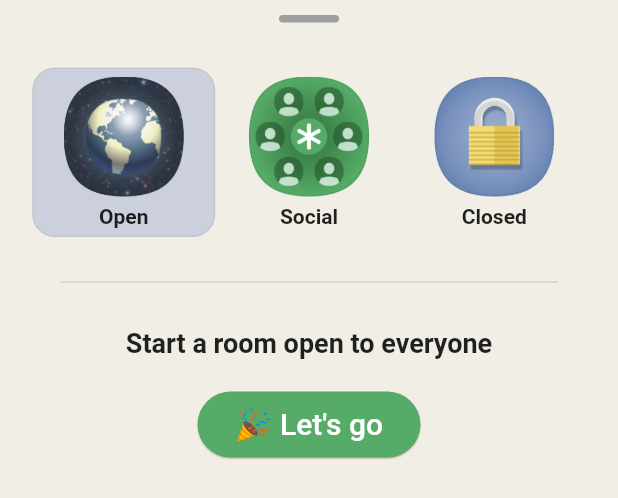
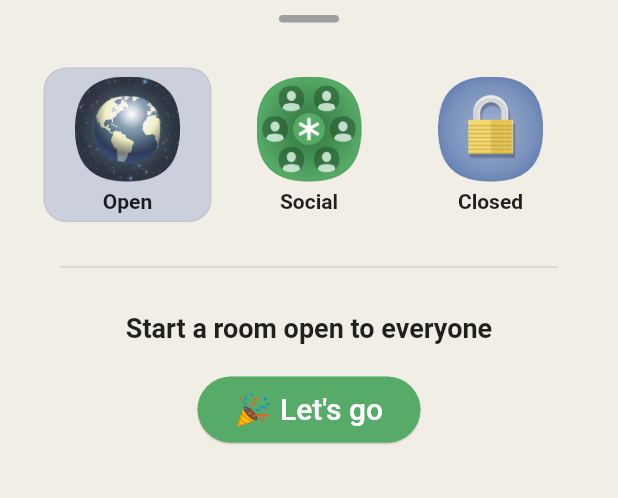
Before and after one commit to perpetio/clubhouse, a Flutter app: the HomeBottomSheet widget shown alone on an empty page, opened directly with empty values, on a phone screen of 412 x 824 dp. Shown: the top 498 px of the screen. Run offline on Flutter 3.47's test engine with Material 2 defaults, Android fonts, the phone set to English and light mode, and no system bars; our stand-ins replace cloud_firestore, country_code_picker, firebase_auth, permission_handler, pull_to_refresh; missing offline and left inert: agora_rtc_engine; accounts and stored records are empty; network calls fail.

```diff
--- a/lib/screens/home/widgets/home_app_bar.dart
+++ b/lib/screens/home/widgets/home_app_bar.dart
@@ -1,5 +1,5 @@
-import 'package:clubhouse/models/user.dart';
-import 'package:clubhouse/widgets/round_image.dart';
+import 'package:clubhouse/models/models.dart';
+import 'package:clubhouse/widgets/rounded_image.dart';
 import 'package:flutter/material.dart';
 
 class HomeAppBar extends StatelessWidget {
@@ -15,7 +15,7 @@ class HomeAppBar extends StatelessWidget {
       alignment: Alignment.topRight,
       child: GestureDetector(
         onTap: onProfileTab,
-        child: RoundImage(
+        child: RoundedImage(
           path: profile.profileImage,
           width: 40,
           height: 40,
--- a/lib/screens/home/widgets/home_bottom_sheet.dart
+++ b/lib/screens/home/widgets/home_bottom_sheet.dart
@@ -1,7 +1,7 @@
 import 'package:clubhouse/core/data.dart';
 import 'package:clubhouse/utils/app_color.dart';
-import 'package:clubhouse/widgets/round_button.dart';
-import 'package:clubhouse/widgets/round_image.dart';
+import 'package:clubhouse/widgets/rounded_button.dart';
+import 'package:clubhouse/widgets/rounded_image.dart';
 import 'package:flutter/material.dart';
 
 class HomeBottomSheet extends StatefulWidget {
@@ -61,15 +61,15 @@ class _HomeBottomSheetState extends State<HomeBottomSheet> {
                       children: [
                         Container(
                           padding: const EdgeInsets.only(bottom: 5),
-                          child: RoundImage(
-                            width: 80,
-                            height: 80,
+                          child: RoundedImage(
+                            width: 70,
+                            height: 70,
                             borderRadius: 20,
-                            path: lobbyBottomSheets[i]['image'],
+                            path: bottomSheetData[i]['image'],
                           ),
                         ),
                         Text(
-                          lobbyBottomSheets[i]['text'],
+                          bottomSheetData[i]['text'],
                           style: TextStyle(
                             fontWeight: FontWeight.bold,
                           ),
@@ -82,14 +82,14 @@ class _HomeBottomSheetState extends State<HomeBottomSheet> {
           ),
           Divider(thickness: 1, height: 60, indent: 20, endIndent: 20),
           Text(
-            lobbyBottomSheets[selectedButtonIndex]['selectedMessage'],
+            bottomSheetData[selectedButtonIndex]['selectedMessage'],
             style: TextStyle(
               fontSize: 18,
               fontWeight: FontWeight.bold,
             ),
           ),
           SizedBox(height: 20),
-          RoundButton(
+          RoundedButton(
             color: AppColor.AccentGreen,
             onPressed: widget.onButtonTap,
             text: '🎉 Let\'s go',
--- a/lib/screens/phone_number/phone_number_screen.dart
+++ b/lib/screens/phone_number/phone_number_screen.dart
@@ -1,7 +1,7 @@
 import 'package:clubhouse/core/router.dart';
 import 'package:clubhouse/services/authenticate.dart';
 import 'package:clubhouse/utils/app_color.dart';
-import 'package:clubhouse/widgets/round_button.dart';
+import 'package:clubhouse/widgets/rounded_button.dart';
 import 'package:country_code_picker/country_code_picker.dart';
 import 'package:firebase_auth/firebase_auth.dart';
 import 'package:flutter/material.dart';
@@ -123,7 +123,7 @@ class _PhoneNumberScreenState extends State<PhoneNumberScreen> {
           style: TextStyle(color: Colors.grey),
         ),
         SizedBox(height: 30),
-        RoundButton(
+        RoundedButton(
           color: AppColor.AccentBlue,
           minimumWidth: 230,
           disabledColor: AppColor.AccentBlue.withOpacity(0.3),
--- a/lib/screens/profile/profile_screen.dart
+++ b/lib/screens/profile/profile_screen.dart
@@ -1,8 +1,8 @@
 import 'package:clubhouse/core/router.dart';
-import 'package:clubhouse/models/user.dart';
+import 'package:clubhouse/models/models.dart';
 import 'package:clubhouse/services/authenticate.dart';
 import 'package:clubhouse/core/data.dart';
-import 'package:clubhouse/widgets/round_image.dart';
+import 'package:clubhouse/widgets/rounded_image.dart';
 import 'package:flutter/material.dart';
 
 class ProfileScreen extends StatelessWidget {
@@ -40,7 +40,7 @@ class ProfileScreen extends StatelessWidget {
     return Column(
       crossAxisAlignment: CrossAxisAlignment.start,
       children: [
-        RoundImage(
+        RoundedImage(
             path: profile.profileImage,
             width: 100,
             height: 100,
--- a/lib/screens/room/widgets/room_profile.dart
+++ b/lib/screens/room/widgets/room_profile.dart
@@ -1,6 +1,6 @@
-import 'package:clubhouse/models/user.dart';
+import 'package:clubhouse/models/models.dart';
 import 'package:clubhouse/utils/app_color.dart';
-import 'package:clubhouse/widgets/round_image.dart';
+import 'package:clubhouse/widgets/rounded_image.dart';
 import 'package:flutter/material.dart';
 
 class RoomProfile extends StatelessWidget {
@@ -27,7 +27,7 @@ class RoomProfile extends StatelessWidget {
               onTap: () {
                 Navigator.of(context).pushNamed('/profile', arguments: user);
               },
-              child: RoundImage(
+              child: RoundedImage(
                 path: user.profileImage,
                 width: size,
                 height: size,
--- a/lib/screens/sms/sms_screen.dart
+++ b/lib/screens/sms/sms_screen.dart
@@ -1,6 +1,6 @@
 import 'package:clubhouse/services/authenticate.dart';
 import 'package:clubhouse/utils/app_color.dart';
-import 'package:clubhouse/widgets/round_button.dart';
+import 'package:clubhouse/widgets/rounded_button.dart';
 import 'package:flutter/material.dart';
 
 class SmsScreen extends StatefulWidget {
@@ -88,7 +88,7 @@ class _SmsScreenState extends State<SmsScreen> {
     return Column(
       children: [
         SizedBox(height: 30),
-        RoundButton(
+        RoundedButton(
           color: AppColor.AccentBlue,
           minimumWidth: 230,
           disabledColor: AppColor.AccentBlue.withOpacity(0.3),
--- a/lib/widgets/round_button.dart
+++ b/lib/widgets/rounded_button.dart
@@ -1,6 +1,6 @@
 import 'package:flutter/material.dart';
 
-class RoundButton extends StatelessWidget {
+class RoundedButton extends StatelessWidget {
   final String text;
   final double fontSize;
   final Color color;
@@ -12,16 +12,13 @@ class RoundButton extends StatelessWidget {
   final double minimumWidth;
   final double minimumHeight;
 
-  const RoundButton({
+  const RoundedButton({
     Key key,
     this.text = '',
     this.fontSize = 20,
     this.color,
     this.disabledColor,
-    this.padding = const EdgeInsets.symmetric(
-      vertical: 10,
-      horizontal: 25,
-    ),
+    this.padding = const EdgeInsets.symmetric(vertical: 10, horizontal: 25),
     this.onPressed,
     this.isCircle = false,
     this.minimumWidth = 0,
@@ -57,10 +54,7 @@ class RoundButton extends StatelessWidget {
       child: text.isNotEmpty
           ? Text(
               text,
-              style: TextStyle(
-                fontSize: fontSize,
-                color: Colors.white,
-              ),
+              style: TextStyle(fontSize: fontSize, color: Colors.white),
             )
           : child,
     );
--- a/lib/widgets/round_image.dart
+++ b/lib/widgets/rounded_image.dart
@@ -1,6 +1,6 @@
 import 'package:flutter/material.dart';
 
-class RoundImage extends StatelessWidget {
+class RoundedImage extends StatelessWidget {
   final String url;
   final String path;
   final double width;
@@ -8,15 +8,15 @@ class RoundImage extends StatelessWidget {
   final EdgeInsets margin;
   final double borderRadius;
 
-  const RoundImage(
-      {Key key,
-      this.url,
-      this.path = "",
-      this.margin,
-      this.width = 40,
-      this.height = 40,
-      this.borderRadius = 40})
-      : super(key: key);
+  const RoundedImage({
+    Key key,
+    this.url,
+    this.path = "",
+    this.margin,
+    this.width = 40,
+    this.height = 40,
+    this.borderRadius = 40,
+  }) : super(key: key);
 
   @override
   Widget build(BuildContext context) {
```
Also changed, not shown: lib/core/data.dart (+6 -43 lines), lib/models/models.dart (added, +45 -0 lines), lib/models/room.dart (deleted, +0 -21 lines), lib/models/user.dart (deleted, +0 -19 lines), lib/screens/home/rooms_list.dart (+63 -18 lines), lib/screens/home/widgets/room_card.dart (+5 -7 lines), lib/screens/room/room_screen.dart (+14 -24 lines), 2 other files.
